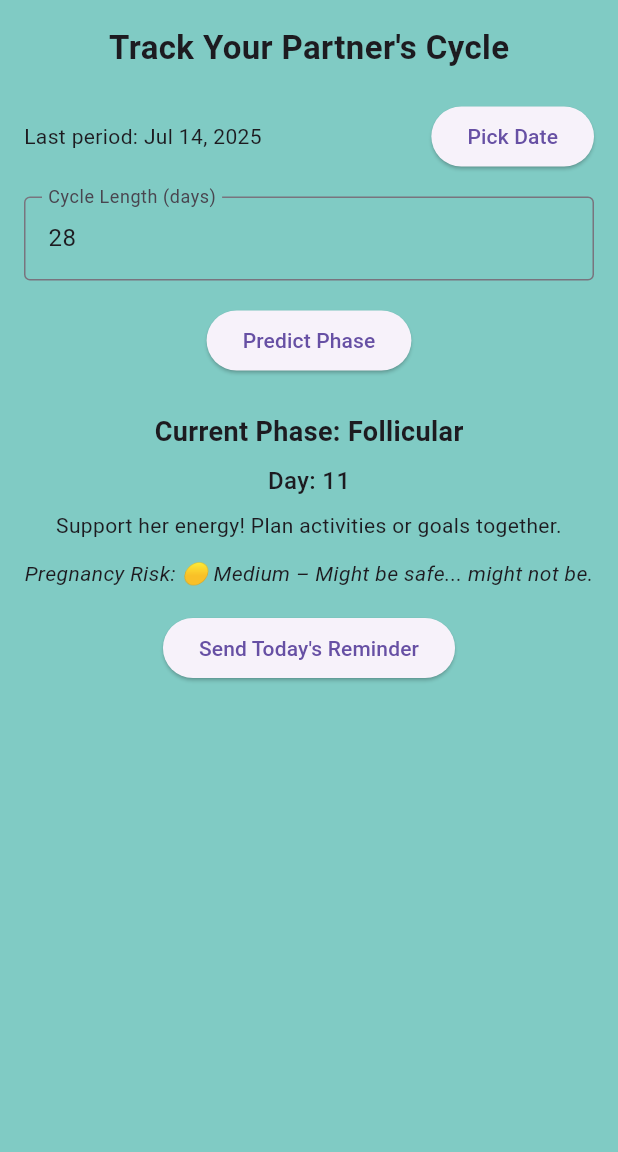
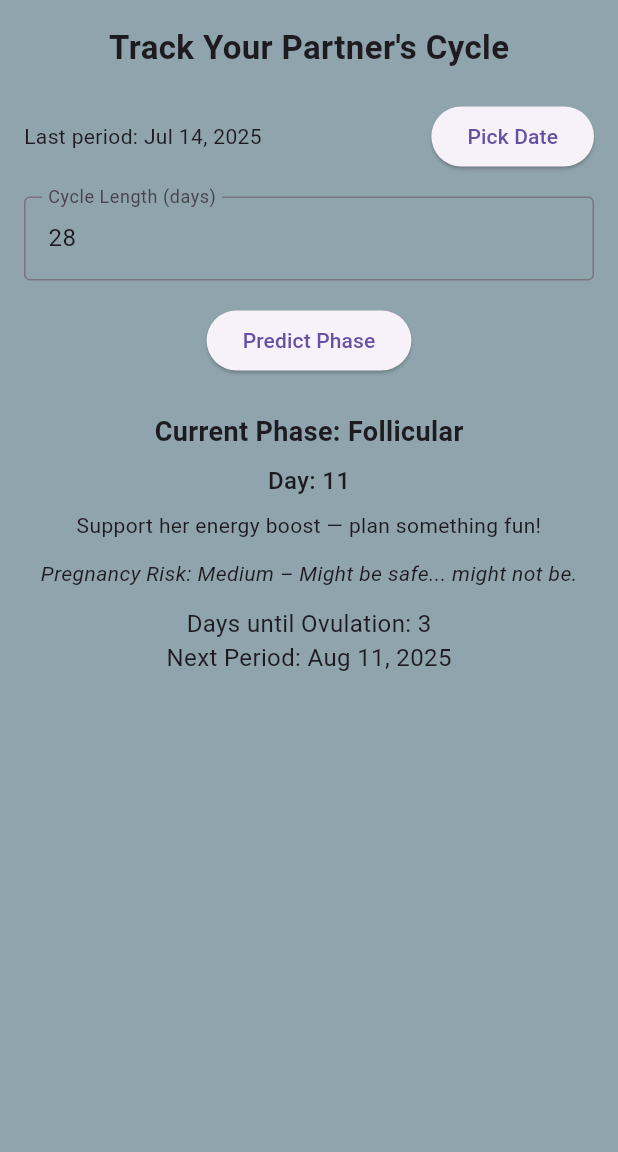
Before and after one commit to kcpalmisano/CycleSync, a Flutter app: the screen it shows after launch, after a tap on "Predict Phase", on a phone screen of 412 x 824 dp, the part 84-1236 px from its top. Run offline on Flutter 3.47's test engine with Material 3 defaults, Android fonts, the light colour scheme and no system bars; our stand-ins replace flutter_local_notifications.

Commit message:
Add ovulation risk, reminders, and improved phase logic

```diff
--- a/lib/main.dart
+++ b/lib/main.dart
@@ -3,6 +3,7 @@
 import 'package:flutter/material.dart';
 import 'package:intl/intl.dart';
 import 'package:flutter_local_notifications/flutter_local_notifications.dart';
+import 'dart:math';
 
 void main() async {
   WidgetsFlutterBinding.ensureInitialized();
@@ -27,7 +28,7 @@ class NotificationService {
       priority: Priority.high,
     );
     const notificationDetails = NotificationDetails(android: androidDetails);
-    await _notifications.show(0, title, body, notificationDetails);
+    await _notifications.show(Random().nextInt(100000), title, body, notificationDetails);
   }
 }
 
@@ -65,40 +66,91 @@ class _CycleTrackerState extends State<CycleTracker> {
   String _pregnancyRisk = '';
   int _currentDay = 0;
   int _currentWeek = 0;
+  int _daysUntilOvulation = 0;
+  DateTime? _nextPeriodDate;
 
-  final Map<int, String> _phaseMap = {
-    1: 'Menstrual',
-    2: 'Follicular',
-    3: 'Ovulation',
-    4: 'Luteal',
-  };
-
-  final Map<String, String> _adviceMap = {
-    'Menstrual': 'Encourage rest and comfort. Be extra caring.',
-    'Follicular': 'Support her energy! Plan activities or goals together.',
-    'Ovulation': "Remind her she's gorgeous. Plan a spicy date!",
-    'Luteal': 'Be patient and understanding. Lower pressure, more support.',
+  final Map<String, List<String>> _adviceMap = {
+    'Menstrual': [
+      'Encourage rest and comfort.',
+      'Keep the snacks coming and the heating pad warm.',
+      'Extra cuddles go a long way this week.',
+      'Be extra kind — it’s red alert in more ways than one.',
+    ],
+    'Follicular': [
+      'Support her energy boost — plan something fun!',
+      'Time to do things together — she’s back!',
+      'Help her ride the productivity wave.',
+      'The springtime of the cycle. Bring flowers?',
+    ],
+    'Ovulation': [
+      '🚨 Baby-shaped consequences possible!',
+      'Peak charm, peak fertility. Be wise.',
+      'She’s glowing — don’t mess this up.',
+      'Flirt like it’s the first date again.',
+    ],
+    'Luteal': [
+      'Be patient — moods incoming.',
+      'Time to be her rock, not a pebble.',
+      'Avoid unnecessary debates. Seriously.',
+      'Give space. Bring snacks.',
+    ],
+    'Pre-Menstrual': [
+      'Storm’s a-brewin’. Stock up on empathy.',
+      'Approach gently. Like a deer in the woods.',
+      'It’s not you. It’s hormones.',
+      'Chocolate may solve most issues right now.',
+    ],
+    'Post-Ovulation': [
+      'Fertility window closing. You survived.',
+      'Hormones recalibrating. Proceed carefully.',
+      'Ride the slow wave down. Be chill.',
+      'She’s easing down. Meet her there.',
+    ],
   };
 
   final Map<String, String> _riskMap = {
-    'Menstrual': '🟢 Very Low – Just snacks and snuggles.',
-    'Follicular': '🟡 Medium – Might be safe... might not be.',
-    'Ovulation': '🔴 VERY High – 🚼 Baby-shaped consequences possible!',
-    'Luteal': '🟡 Low – Still time to name the goldfish instead.',
+    'Menstrual': 'Very Low – Just snacks and snuggles.',
+    'Follicular': 'Medium – Might be safe... might not be.',
+    'Ovulation': 'VERY High – 🚼 Baby-shaped consequences possible!',
+    'Luteal': 'Low – Still time to name the goldfish instead.',
+    'Pre-Menstrual': 'Very Low – The floodgates approach.',
+    'Post-Ovulation': 'Medium – Sliding out of danger zone.',
   };
 
   Color _getBackgroundColor(String phase) {
     switch (phase) {
       case 'Menstrual':
-        return Colors.red.shade200;
+        return Colors.red.shade300;
       case 'Follicular':
-        return Colors.teal.shade200;
+        return Colors.blueGrey.shade300;
       case 'Ovulation':
-        return Colors.indigo.shade300;
+        return Colors.orange.shade400;
       case 'Luteal':
+        return Colors.brown.shade300;
+      case 'Pre-Menstrual':
+        return Colors.red.shade100;
+      case 'Post-Ovulation':
         return Colors.amber.shade200;
       default:
         return Colors.blueGrey.shade100;
+    }
+  }
+
+  String _determinePhase(int day, int cycleLength) {
+    if (day <= 5) return 'Menstrual';
+    if (day <= 12) return 'Follicular';
+    if (day <= 17) return 'Ovulation';
+    if (day <= cycleLength - 3) return 'Luteal';
+    if (day <= cycleLength - 1) return 'Pre-Menstrual';
+    return 'Menstrual';
+  }
+
+  void _scheduleReminders(int cycleLength) {
+    for (int i = 0; i < cycleLength; i++) {
+      final reminderDate = _lastPeriodDate.add(Duration(days: i - 1));
+      final phase = _determinePhase(i + 1, cycleLength);
+      final phrase = _adviceMap[phase]?[Random().nextInt(4)] ?? 'Be thoughtful.';
+      NotificationService().showNotification('Reminder: $phase phase tomorrow', phrase);
     }
   }
 
@@ -108,20 +160,26 @@ class _CycleTrackerState extends State<CycleTracker> {
     final daysSincePeriod = today.difference(_lastPeriodDate).inDays % cycleLength;
     final week = (daysSincePeriod ~/ 7) + 1;
 
+    final phase = _determinePhase(daysSincePeriod + 1, cycleLength);
+    final ovulationStart = 13;
+    final ovulationEnd = 17;
+    final daysUntilOvulation = (daysSincePeriod < ovulationStart)
+        ? (ovulationStart - daysSincePeriod)
+        : (cycleLength - daysSincePeriod + ovulationStart);
+
+    final nextPeriod = _lastPeriodDate.add(Duration(days: cycleLength));
+
     setState(() {
       _currentDay = daysSincePeriod + 1;
       _currentWeek = week;
-      _phase = _phaseMap[week] ?? 'Unknown';
-      _advice = _adviceMap[_phase] ?? '';
-      _pregnancyRisk = _riskMap[_phase] ?? '';
+      _phase = phase;
+      _advice = _adviceMap[phase]?[Random().nextInt(4)] ?? '';
+      _pregnancyRisk = _riskMap[phase] ?? '';
+      _daysUntilOvulation = daysUntilOvulation;
+      _nextPeriodDate = nextPeriod;
     });
-  }
 
-  void _sendReminder() {
-    NotificationService().showNotification(
-      'Cycle Reminder: $_phase',
-      _advice,
-    );
+    _scheduleReminders(cycleLength);
   }
 
   @override
@@ -184,11 +242,12 @@ class _CycleTrackerState extends State<CycleTracker> {
             const SizedBox(height: 12),
             Text("Pregnancy Risk: $_pregnancyRisk",
                 style: const TextStyle(fontStyle: FontStyle.italic)),
-            const SizedBox(height: 16),
-            ElevatedButton(
-              onPressed: _sendReminder,
-              child: const Text("Send Today's Reminder"),
-            ),
+            const SizedBox(height: 12),
+            Text("Days until Ovulation: $_daysUntilOvulation",
+                style: const TextStyle(fontSize: 16)),
+            if (_nextPeriodDate != null)
+              Text("Next Period: ${DateFormat.yMMMd().format(_nextPeriodDate!)}",
+                  style: const TextStyle(fontSize: 16)),
           ],
         ),
       ),
```
Also changed, not shown: 1 other file.
